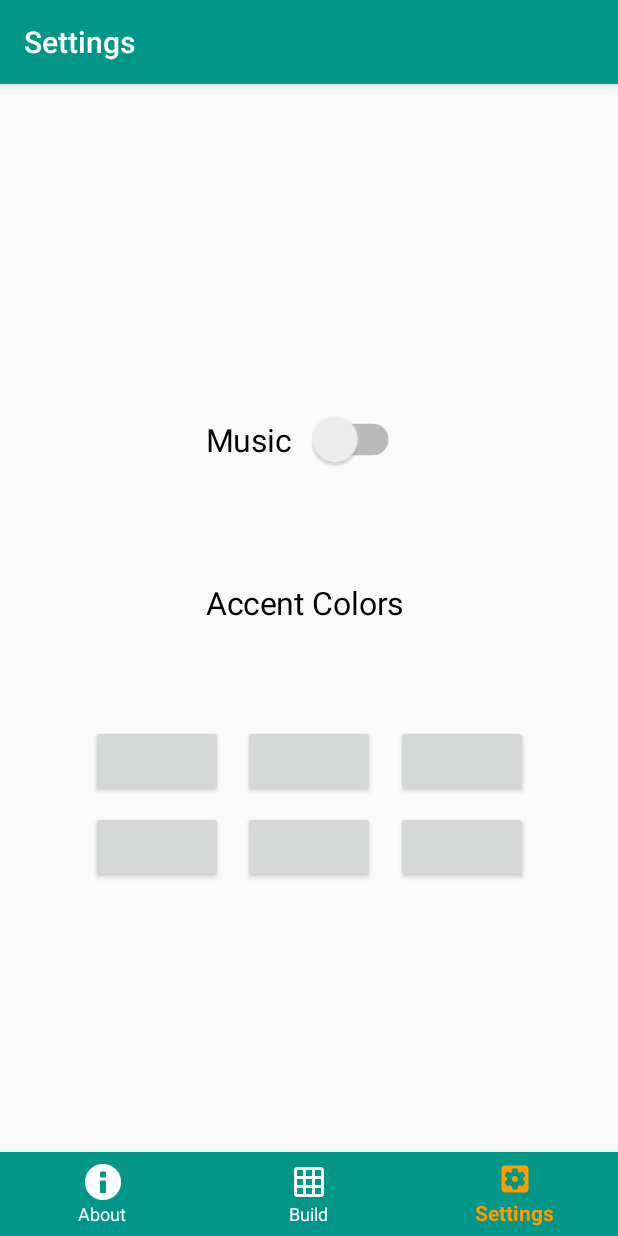
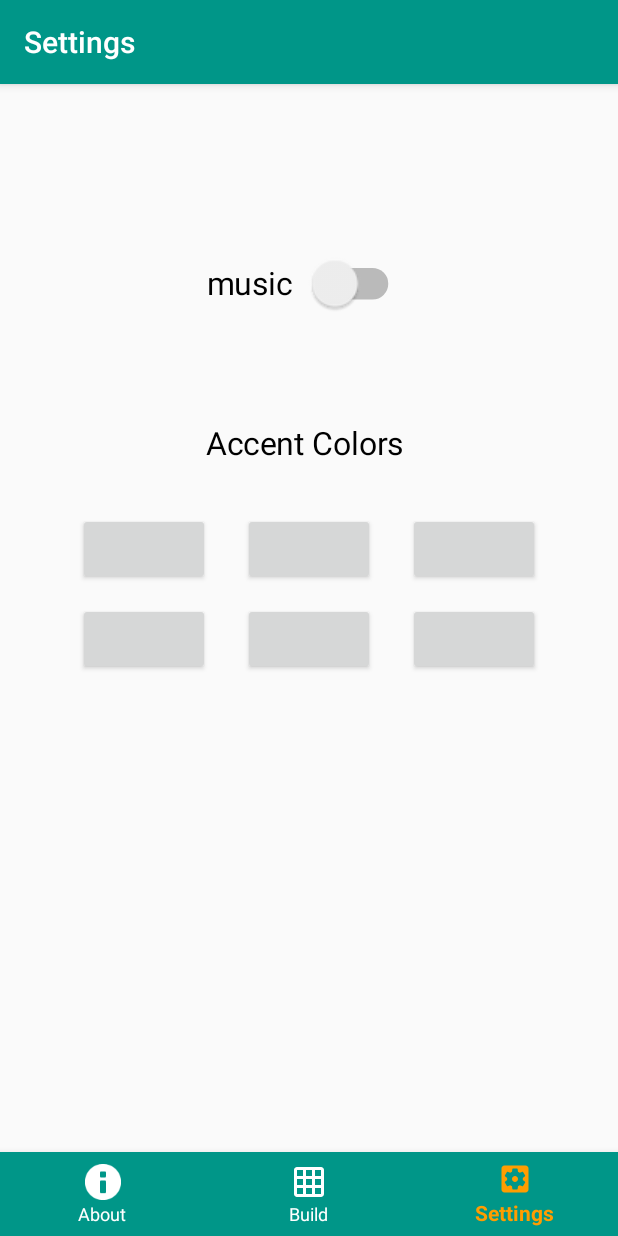
Before and after one commit to OmBhatt9/TheGameOfLife, an Android app: the SettingsFragment screen opened through its navigation route, on a phone screen of 412 x 824 dp. Run offline under Robolectric (Android 15) with nearby library versions, the phone set to English and light mode, and no system bars; our stand-ins replace navigation-ui.

Commit message:
Setting fragment modified

```diff
--- a/app/src/main/java/com/example/thegameoflife/ui/settings/SettingsFragment.java
+++ b/app/src/main/java/com/example/thegameoflife/ui/settings/SettingsFragment.java
@@ -23,13 +23,13 @@ public class SettingsFragment extends Fragment {
         notificationsViewModel =
                 ViewModelProviders.of(this).get(SettingsViewModel.class);
         View root = inflater.inflate(R.layout.fragment_settings, container, false);
-        final TextView textView = root.findViewById(R.id.navigation_notifications);
-        notificationsViewModel.getText().observe(getViewLifecycleOwner(), new Observer<String>() {
-            @Override
-            public void onChanged(@Nullable String s) {
-                textView.setText(s);
-            }
-        });
+//        final TextView textView = root.findViewById(R.id.);
+//        notificationsViewModel.getText().observe(getViewLifecycleOwner(), new Observer<String>() {
+//            @Override
+//            public void onChanged(@Nullable String s) {
+//                textView.setText(s);
+//            }
+//        });
         return root;
     }
 }
--- a/app/src/main/res/layout/fragment_home.xml
+++ b/app/src/main/res/layout/fragment_home.xml
@@ -59,6 +59,7 @@
                 android:id="@+id/conwayinfo"
                 android:layout_width="350dp"
                 android:layout_height="wrap_content"
+                android:layout_below="@id/conwaypic"
                 android:layout_marginStart="8dp"
                 android:layout_marginLeft="8dp"
                 android:layout_marginEnd="8dp"
@@ -68,7 +69,6 @@
                 android:gravity="left"
                 android:text="@string/conway_info1"
                 android:textSize="24sp"
-                android:layout_below="@id/conwaypic"
                 app:layout_constraintBottom_toBottomOf="parent"
                 app:layout_constraintEnd_toEndOf="parent"
                 app:layout_constraintHorizontal_bias="0.0"
--- a/app/src/main/res/layout/fragment_settings.xml
+++ b/app/src/main/res/layout/fragment_settings.xml
@@ -6,134 +6,101 @@
     android:layout_height="match_parent"
     tools:context=".ui.settings.SettingsFragment">
 
-    <Switch
-        android:id="@+id/switch_music"
-        android:layout_width="0dp"
-        android:layout_height="0dp"
-        android:layout_marginStart="160dp"
-        android:layout_marginLeft="160dp"
-        android:layout_marginTop="150dp"
-        android:layout_marginEnd="160dp"
-        android:layout_marginRight="160dp"
-        android:layout_marginBottom="500dp"
-        android:scaleX="1.5"
-        android:scaleY="1.5"
-        android:text="Music"
-        app:layout_constraintBottom_toBottomOf="parent"
-        app:layout_constraintEnd_toEndOf="parent"
-        app:layout_constraintHorizontal_bias="0.518"
-        app:layout_constraintStart_toStartOf="parent"
-        app:layout_constraintTop_toTopOf="parent" />
-
     <TextView
         android:id="@+id/text_accent_colors"
         android:layout_width="92dp"
         android:layout_height="46dp"
-        android:layout_marginStart="140dp"
-        android:layout_marginLeft="140dp"
-        android:layout_marginTop="85dp"
-        android:layout_marginEnd="140dp"
-        android:layout_marginRight="140dp"
-        android:layout_marginBottom="390dp"
+        android:layout_marginTop="180dp"
         android:scaleX="1.5"
         android:scaleY="1.5"
         android:text="Accent Colors"
         android:textColor="#000000"
         android:visibility="visible"
-        app:layout_constraintBottom_toBottomOf="parent"
         app:layout_constraintEnd_toEndOf="parent"
         app:layout_constraintStart_toStartOf="parent"
-        app:layout_constraintTop_toBottomOf="@+id/switch_music"
+        app:layout_constraintTop_toTopOf="parent"
         tools:visibility="visible" />
 
     <Button
         android:id="@+id/button1"
         android:layout_width="wrap_content"
         android:layout_height="wrap_content"
-        android:layout_marginStart="144dp"
-        android:layout_marginLeft="144dp"
-        android:layout_marginTop="55dp"
-        android:layout_marginEnd="144dp"
-        android:layout_marginRight="144dp"
-        android:layout_marginBottom="310dp"
-        app:layout_constraintBottom_toBottomOf="parent"
+        android:layout_marginTop="230dp"
         app:layout_constraintEnd_toEndOf="parent"
         app:layout_constraintStart_toStartOf="parent"
-        app:layout_constraintTop_toBottomOf="@+id/text_accent_colors" />
+        app:layout_constraintTop_toTopOf="parent" />
 
     <Button
         android:id="@+id/button3"
         android:layout_width="wrap_content"
         android:layout_height="wrap_content"
-        android:layout_marginStart="60dp"
-        android:layout_marginLeft="60dp"
-        android:layout_marginTop="13dp"
-        android:layout_marginEnd="13dp"
-        android:layout_marginRight="13dp"
-        android:layout_marginBottom="240dp"
-        app:layout_constraintBottom_toBottomOf="parent"
-        app:layout_constraintEnd_toStartOf="@+id/button4"
+        android:layout_marginStart="80dp"
+        android:layout_marginLeft="80dp"
+        android:layout_marginTop="290dp"
+        android:layout_marginEnd="300dp"
+        android:layout_marginRight="300dp"
+        app:layout_constraintEnd_toEndOf="parent"
         app:layout_constraintStart_toStartOf="parent"
-        app:layout_constraintTop_toBottomOf="@+id/button2" />
+        app:layout_constraintTop_toTopOf="parent" />
 
     <Button
         android:id="@+id/button4"
         android:layout_width="wrap_content"
         android:layout_height="wrap_content"
-        android:layout_marginStart="144dp"
-        android:layout_marginLeft="144dp"
-        android:layout_marginTop="13dp"
-        android:layout_marginEnd="144dp"
-        android:layout_marginRight="144dp"
-        android:layout_marginBottom="240dp"
-        app:layout_constraintBottom_toBottomOf="parent"
+        android:layout_marginTop="290dp"
         app:layout_constraintEnd_toEndOf="parent"
         app:layout_constraintStart_toStartOf="parent"
-        app:layout_constraintTop_toBottomOf="@+id/button1" />
+        app:layout_constraintTop_toTopOf="parent" />
 
     <Button
         android:id="@+id/button5"
         android:layout_width="wrap_content"
         android:layout_height="wrap_content"
-        android:layout_marginStart="13dp"
-        android:layout_marginLeft="13dp"
-        android:layout_marginTop="55dp"
-        android:layout_marginEnd="60dp"
-        android:layout_marginRight="60dp"
-        android:layout_marginBottom="310dp"
-        app:layout_constraintBottom_toBottomOf="parent"
+        android:layout_marginStart="300dp"
+        android:layout_marginLeft="300dp"
+        android:layout_marginTop="230dp"
+        android:layout_marginEnd="80dp"
+        android:layout_marginRight="80dp"
         app:layout_constraintEnd_toEndOf="parent"
-        app:layout_constraintStart_toEndOf="@+id/button1"
-        app:layout_constraintTop_toBottomOf="@+id/text_accent_colors" />
+        app:layout_constraintStart_toStartOf="parent"
+        app:layout_constraintTop_toTopOf="parent" />
 
     <Button
         android:id="@+id/button6"
         android:layout_width="wrap_content"
         android:layout_height="wrap_content"
-        android:layout_marginStart="13dp"
-        android:layout_marginLeft="13dp"
-        android:layout_marginTop="13dp"
-        android:layout_marginEnd="60dp"
-        android:layout_marginRight="60dp"
-        android:layout_marginBottom="240dp"
-        app:layout_constraintBottom_toBottomOf="parent"
+        android:layout_marginStart="300dp"
+        android:layout_marginLeft="300dp"
+        android:layout_marginTop="290dp"
+        android:layout_marginEnd="80dp"
+        android:layout_marginRight="80dp"
         app:layout_constraintEnd_toEndOf="parent"
-        app:layout_constraintStart_toEndOf="@+id/button4"
-        app:layout_constraintTop_toBottomOf="@+id/button5" />
+        app:layout_constraintStart_toStartOf="parent"
+        app:layout_constraintTop_toTopOf="parent" />
 
     <Button
         android:id="@+id/button2"
         android:layout_width="wrap_content"
         android:layout_height="wrap_content"
-        android:layout_marginStart="60dp"
-        android:layout_marginLeft="60dp"
-        android:layout_marginTop="55dp"
-        android:layout_marginEnd="13dp"
-        android:layout_marginRight="13dp"
-        android:layout_marginBottom="310dp"
-        app:layout_constraintBottom_toBottomOf="parent"
-        app:layout_constraintEnd_toStartOf="@+id/button1"
+        android:layout_marginStart="80dp"
+        android:layout_marginLeft="80dp"
+        android:layout_marginTop="230dp"
+        android:layout_marginEnd="300dp"
+        android:layout_marginRight="300dp"
+        app:layout_constraintEnd_toEndOf="parent"
         app:layout_constraintStart_toStartOf="parent"
-        app:layout_constraintTop_toBottomOf="@+id/text_accent_colors" />
+        app:layout_constraintTop_toTopOf="parent" />
+
+    <Switch
+        android:id="@+id/switch2"
+        android:layout_width="91dp"
+        android:layout_height="53dp"
+        android:layout_marginTop="50dp"
+        android:scaleX="1.5"
+        android:scaleY="1.5"
+        android:text="music"
+        app:layout_constraintEnd_toEndOf="parent"
+        app:layout_constraintStart_toStartOf="parent"
+        app:layout_constraintTop_toTopOf="parent" />
 
 </androidx.constraintlayout.widget.ConstraintLayout>
```
Also changed, not shown: app/src/main/res/font/amaticbold.ttf (renamed from app/src/main/res/font/AmaticBold.ttf).
